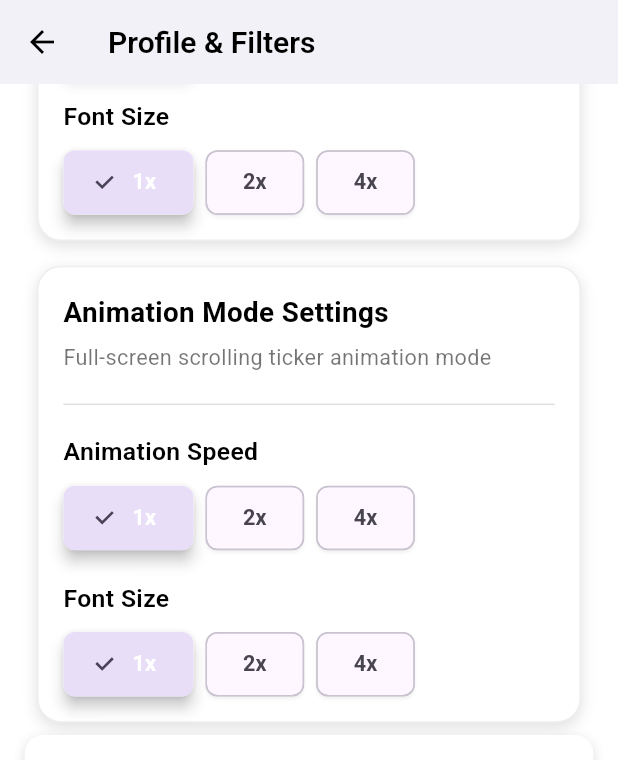
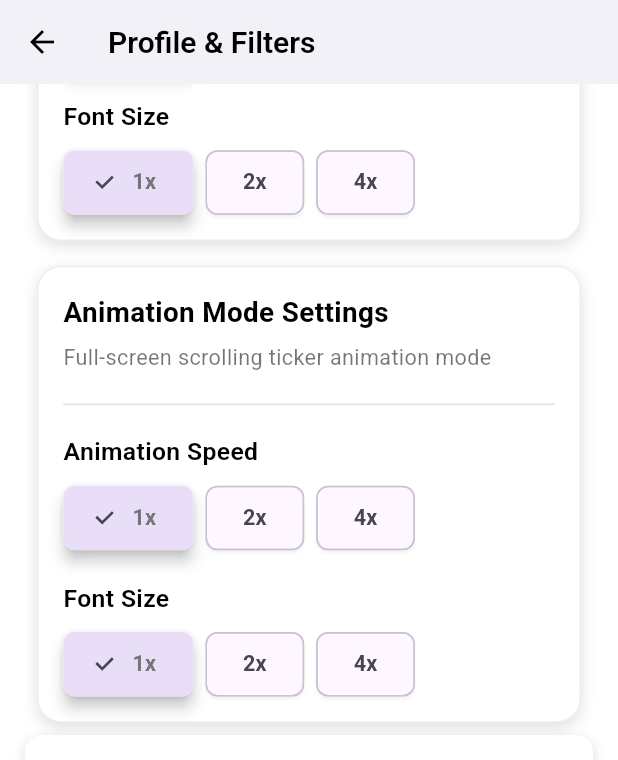
Before and after one commit to hassanabbas16/stocktok, a Flutter app: the ProfileFilterPage screen opened directly with empty values, scrolled down 1152 dp, on a phone screen of 412 x 824 dp. Shown: the top 760 px of the screen. Run offline on Flutter 3.47's test engine with Material 3 defaults, Android fonts, the phone set to English and light mode, and no system bars; drawn by our look-alikes of overlay_support; our stand-ins replace cloud_firestore, firebase_auth, firebase_core, flutter_dotenv, flutter_local_notifications; missing offline and left inert: flutter_background_service, flutter_background_service_android; accounts and stored records are empty; network calls fail.

Commit message:
Improve chip text color for light and dark themes
Chip text color now adapts to theme brightness: selected chips use white text in dark mode and grey in light mode, enhancing readability and visual consistency across themes.

```diff
--- a/lib/pages/profile_filter_page.dart
+++ b/lib/pages/profile_filter_page.dart
@@ -1020,6 +1020,7 @@ class _ProfileFilterPageState extends State<ProfileFilterPage> {
   // PiP Mode Helper Methods
   Widget _buildPipSpeedChip(String label, double speedValue, double width, bool isTablet) {
     final isSelected = _pipAnimationSpeed == speedValue;
+    final isDark = Theme.of(context).brightness == Brightness.dark;
     final chipFontSize = (width * 0.035).clamp(12.0, 16.0);
     final minChipWidth = isTablet ? 80.0 : 60.0;
     final chipPadding = isTablet ? EdgeInsets.symmetric(horizontal: 20, vertical: 12) : EdgeInsets.symmetric(horizontal: 16, vertical: 10);
@@ -1032,7 +1033,7 @@ class _ProfileFilterPageState extends State<ProfileFilterPage> {
           style: TextStyle(
             fontWeight: FontWeight.bold,
             fontSize: chipFontSize,
-            color: isSelected ? Colors.white : null,
+            color: isSelected ? (isDark ? Colors.white : Colors.grey[600]) : null,
           ),
         ),
         selected: isSelected,
@@ -1049,6 +1050,7 @@ class _ProfileFilterPageState extends State<ProfileFilterPage> {
 
   Widget _buildPipFontSizeChip(String label, double fontSizeValue, double width, bool isTablet) {
     final isSelected = _pipFontSize == fontSizeValue;
+    final isDark = Theme.of(context).brightness == Brightness.dark;
     final chipFontSize = (width * 0.035).clamp(12.0, 16.0);
     final minChipWidth = isTablet ? 80.0 : 60.0;
     final chipPadding = isTablet ? EdgeInsets.symmetric(horizontal: 20, vertical: 12) : EdgeInsets.symmetric(horizontal: 16, vertical: 10);
@@ -1061,7 +1063,7 @@ class _ProfileFilterPageState extends State<ProfileFilterPage> {
           style: TextStyle(
             fontWeight: FontWeight.bold,
             fontSize: chipFontSize,
-            color: isSelected ? Colors.white : null,
+            color: isSelected ? (isDark ? Colors.white : Colors.grey[600]) : null,
           ),
         ),
         selected: isSelected,
@@ -1079,6 +1081,7 @@ class _ProfileFilterPageState extends State<ProfileFilterPage> {
   // Animation Mode Helper Methods
   Widget _buildAnimationSpeedChip(String label, double speedValue, double width, bool isTablet) {
     final isSelected = _animationModeSpeed == speedValue;
+    final isDark = Theme.of(context).brightness == Brightness.dark;
     final chipFontSize = (width * 0.035).clamp(12.0, 16.0);
     final minChipWidth = isTablet ? 80.0 : 60.0;
     final chipPadding = isTablet ? EdgeInsets.symmetric(horizontal: 20, vertical: 12) : EdgeInsets.symmetric(horizontal: 16, vertical: 10);
@@ -1091,7 +1094,7 @@ class _ProfileFilterPageState extends State<ProfileFilterPage> {
           style: TextStyle(
             fontWeight: FontWeight.bold,
             fontSize: chipFontSize,
-            color: isSelected ? Colors.white : null,
+            color: isSelected ? (isDark ? Colors.white : Colors.grey[600]) : null,
           ),
         ),
         selected: isSelected,
@@ -1108,6 +1111,7 @@ class _ProfileFilterPageState extends State<ProfileFilterPage> {
 
   Widget _buildAnimationFontSizeChip(String label, double fontSizeValue, double width, bool isTablet) {
     final isSelected = _animationModeFontSize == fontSizeValue;
+    final isDark = Theme.of(context).brightness == Brightness.dark;
     final chipFontSize = (width * 0.035).clamp(12.0, 16.0);
     final minChipWidth = isTablet ? 80.0 : 60.0;
     final chipPadding = isTablet ? EdgeInsets.symmetric(horizontal: 20, vertical: 12) : EdgeInsets.symmetric(horizontal: 16, vertical: 10);
@@ -1120,7 +1124,7 @@ class _ProfileFilterPageState extends State<ProfileFilterPage> {
           style: TextStyle(
             fontWeight: FontWeight.bold,
             fontSize: chipFontSize,
-            color: isSelected ? Colors.white : null,
+            color: isSelected ? (isDark ? Colors.white : Colors.grey[600]) : null,
           ),
         ),
         selected: isSelected,
```
